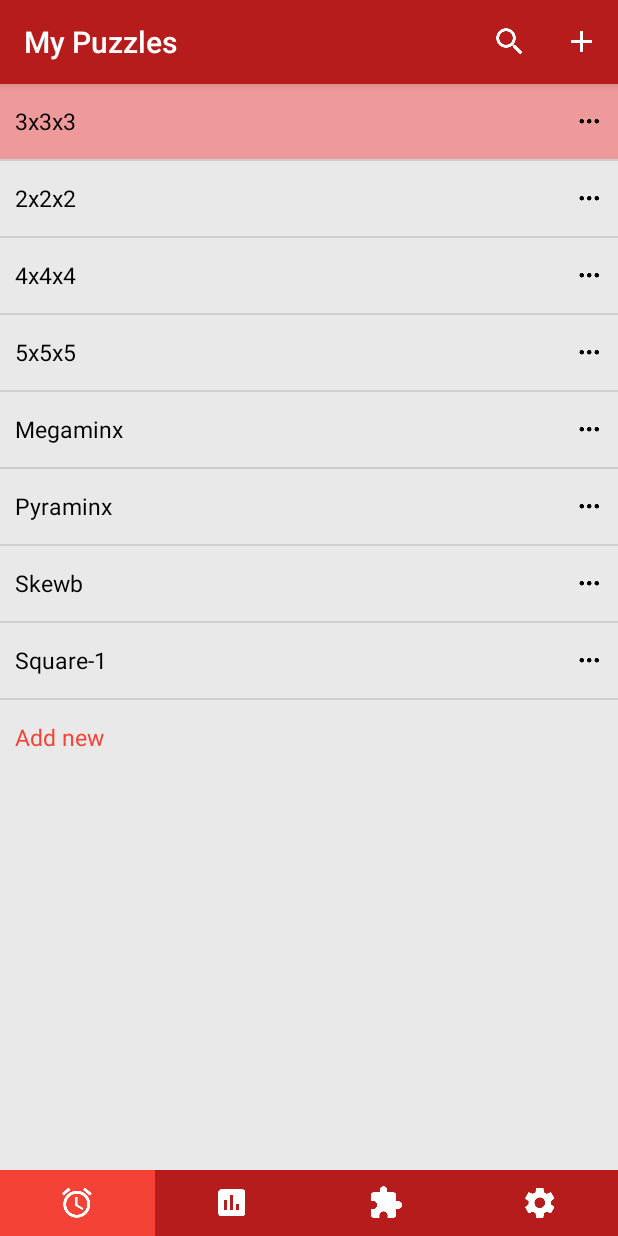
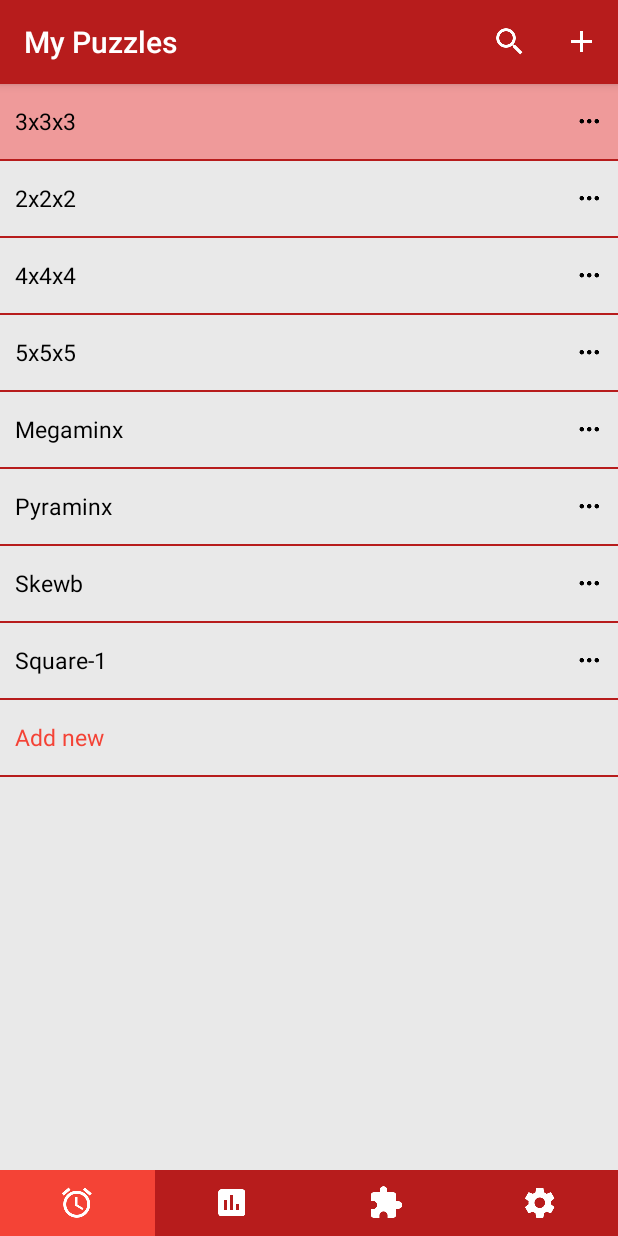
Before and after one commit to jdediegomrt/CubeMaster, an Android app: the fragment PuzzlesFragment placed in its activity, on a phone screen of 412 x 824 dp. Run offline under Robolectric (Android 15) with nearby library versions, the phone set to English and light mode, and no system bars; our stand-ins replace AdMob.

Commit message:
Onboarding text, language, ad over puzzles list: fixes

```diff
--- a/app/src/main/java/com/jaimedediego/cubemaster/methods/DatabaseMethods.java
+++ b/app/src/main/java/com/jaimedediego/cubemaster/methods/DatabaseMethods.java
@@ -205,6 +205,7 @@ public class DatabaseMethods {
             } while(c.moveToNext());
         }
         puzzles.add(context.getResources().getString(R.string.add_new));
+        puzzles.add("");
         c.close();
         closeDatabase();
     }
--- a/app/src/main/java/com/jaimedediego/cubemaster/view/Adapters/MyPuzzlesAdapter.java
+++ b/app/src/main/java/com/jaimedediego/cubemaster/view/Adapters/MyPuzzlesAdapter.java
@@ -74,8 +74,12 @@ public class MyPuzzlesAdapter extends ArrayAdapter<String> implements Filterable
             holder.name.setTextColor(Session.getInstance().lightColorTheme);
             holder.more.setVisibility(View.GONE);
         } else {
-            holder.name.setTextColor(context.getColor(R.color.md_black_1000));
-            holder.more.setVisibility(View.VISIBLE);
+            if(holder.name.getText().equals("")){
+                holder.more.setVisibility(View.GONE);
+            } else {
+                holder.name.setTextColor(context.getColor(R.color.md_black_1000));
+                holder.more.setVisibility(View.VISIBLE);
+            }
         }
         return (item);
     }
--- a/app/src/main/java/com/jaimedediego/cubemaster/view/MainActivity.java
+++ b/app/src/main/java/com/jaimedediego/cubemaster/view/MainActivity.java
@@ -1,7 +1,11 @@
 package com.jaimedediego.cubemaster.view;
 
 import android.animation.LayoutTransition;
+import android.content.BroadcastReceiver;
+import android.content.Context;
 import android.content.Intent;
+import android.content.IntentFilter;
+import android.net.ConnectivityManager;
 import android.net.Uri;
 import android.os.Build;
 import android.os.Bundle;
@@ -33,6 +37,10 @@ public class MainActivity extends AppCompatActivity
         implements ChronoFragment.OnFragmentInteractionListener, StatsFragment.OnFragmentInteractionListener, SettingsFragment.OnFragmentInteractionListener, PuzzlesFragment.OnFragmentInteractionListener {
 
     private FragmentManager fm;
+    private BroadcastReceiver broadcastReceiver;
+    private IntentFilter broadcastFilter;
+    private boolean isReceiverRegistered=false;
+    private int waitingMillis = 120000;
 
     private String chronoStr = "Chrono";
     private String statsStr = "Stats";
@@ -74,8 +82,10 @@ public class MainActivity extends AppCompatActivity
         RadioButton myPuzzles = findViewById(R.id.mypuzzles);
 
         if (Build.VERSION.SDK_INT >= Build.VERSION_CODES.JELLY_BEAN) {
-            LayoutTransition layoutTransition = ((RelativeLayout)findViewById(R.id.banner_container)).getLayoutTransition();
-            layoutTransition.enableTransitionType(LayoutTransition.CHANGING);
+            LayoutTransition menulayoutTransition = ((RelativeLayout)findViewById(R.id.content_main)).getLayoutTransition();
+            menulayoutTransition.enableTransitionType(LayoutTransition.CHANGING);
+            LayoutTransition bannerLayoutTransition = ((RelativeLayout)findViewById(R.id.banner_container)).getLayoutTransition();
+            bannerLayoutTransition.enableTransitionType(LayoutTransition.CHANGING);
         }
 
         banner.loadAd(new AdRequest.Builder().build());
@@ -90,7 +100,7 @@ public class MainActivity extends AppCompatActivity
                     public void run() {
                         showBanner();
                     }
-                }, 5000);
+                }, waitingMillis);
             }
 
             @Override
@@ -98,6 +108,19 @@ public class MainActivity extends AppCompatActivity
                 super.onAdFailedToLoad(i);
             }
         });
+
+        broadcastFilter = new IntentFilter("android.net.conn.CONNECTIVITY_CHANGE");
+        broadcastReceiver = new BroadcastReceiver() {
+            @Override
+            public void onReceive(Context context, Intent intent) {
+                final ConnectivityManager manager = (ConnectivityManager) context.getSystemService(Context.CONNECTIVITY_SERVICE);
+                if (manager.getNetworkInfo(ConnectivityManager.TYPE_MOBILE).isAvailable() || manager.getNetworkInfo(ConnectivityManager.TYPE_WIFI).isAvailable()) {
+                    waitingMillis=0;
+                    banner.loadAd(new AdRequest.Builder().build());
+//                    banner.loadAd(new AdRequest.Builder().addTestDevice("9291F3AB05D2610244D1D11FF443BCC0").build());
+                }
+            }
+        };
 
         closeBanner.setOnClickListener(new View.OnClickListener() {
             @Override
@@ -149,6 +172,24 @@ public class MainActivity extends AppCompatActivity
     }
 
     @Override
+    protected void onResume() {
+        super.onResume();
+        if(!isReceiverRegistered){
+            registerReceiver(broadcastReceiver, broadcastFilter);
+            isReceiverRegistered = true;
+        }
+    }
+
+    @Override
+    protected void onPause() {
+        super.onPause();
+        if(isReceiverRegistered){
+            unregisterReceiver(broadcastReceiver);
+            isReceiverRegistered = false;
+        }
+    }
+
+    @Override
     public void onFragmentInteraction(Uri uri) {/*Do nothing*/}
 
     @Override
@@ -163,7 +204,7 @@ public class MainActivity extends AppCompatActivity
                 public void run() {
                     exit = false;
                 }
-            }, 3000);
+            }, 2000);
         }
     }
 
@@ -180,6 +221,7 @@ public class MainActivity extends AppCompatActivity
 
     private void showBanner(){
         if(bannerLayout.getVisibility()==View.GONE) {
+            waitingMillis=120000;
             bannerLayout.setVisibility(View.VISIBLE);
             RelativeLayout.LayoutParams layoutParams = new RelativeLayout.LayoutParams(ViewGroup.LayoutParams.WRAP_CONTENT, ViewGroup.LayoutParams.WRAP_CONTENT);
             bannerLayout.setLayoutParams(layoutParams);
--- a/app/src/main/java/com/jaimedediego/cubemaster/view/OnboardingActivity.java
+++ b/app/src/main/java/com/jaimedediego/cubemaster/view/OnboardingActivity.java
@@ -43,7 +43,7 @@ public class OnboardingActivity extends AppCompatActivity {
         final ViewPager viewPager = findViewById(R.id.onboarding_container);
 
         TabLayout pageIndicator = findViewById(R.id.pageIndicator);
-        pageIndicator.setupWithViewPager(viewPager, true); // <- magic here
+        pageIndicator.setupWithViewPager(viewPager, true);
 
         viewPager.setAdapter(new FragmentStatePagerAdapter(getSupportFragmentManager()) {
             @Override
--- a/app/src/main/java/com/jaimedediego/cubemaster/view/PuzzlesFragment.java
+++ b/app/src/main/java/com/jaimedediego/cubemaster/view/PuzzlesFragment.java
@@ -3,6 +3,7 @@ package com.jaimedediego.cubemaster.view;
 import android.app.SearchManager;
 import android.content.Context;
 import android.content.DialogInterface;
+import android.graphics.PorterDuff;
 import android.net.Uri;
 import android.os.Bundle;
 import android.support.v4.app.Fragment;
@@ -16,10 +17,12 @@ import android.view.View;
 import android.view.ViewGroup;
 import android.widget.AdapterView;
 import android.widget.ListView;
+import android.widget.TextView;
 
 import com.jaimedediego.cubemaster.config.ThemeConfig;
 import com.jaimedediego.cubemaster.methods.DatabaseMethods;
 import com.jaimedediego.cubemaster.R;
+import com.jaimedediego.cubemaster.utils.Session;
 import com.jaimedediego.cubemaster.view.Adapters.MyPuzzlesAdapter;
 import com.jaimedediego.cubemaster.view.Dialogs.NewPuzzleDialog;
 import com.jaimedediego.cubemaster.view.Dialogs.PuzzleOptionsDialog;
@@ -98,19 +101,21 @@ public class PuzzlesFragment extends Fragment {
         DatabaseMethods.getInstance().setDatabase(getActivity());
 
         puzzlesList = v.findViewById(R.id.puzzles_list);
+        puzzlesList.getDivider().setColorFilter(Session.getInstance().darkColorTheme, PorterDuff.Mode.SRC_OVER);
         fillList();
 
         puzzlesList.setOnItemClickListener(new AdapterView.OnItemClickListener() {
             @Override
             public void onItemClick(AdapterView<?> parent, View view, final int position, long id) {
                 searchView.clearFocus();
-                if(adapter.getItem(position).equals(getString(R.string.add_new))){
+                if(!((TextView)view.findViewById(R.id.element)).getText().equals("")) {
+                    if (adapter.getItem(position).equals(getString(R.string.add_new))) {
                         final NewPuzzleDialog dialog = new NewPuzzleDialog(getActivity());
                         dialog.show();
                         dialog.setOnDismissListener(new DialogInterface.OnDismissListener() {
                             @Override
                             public void onDismiss(DialogInterface dialogInterface) {
-                            if (dialog.didSomething()){
+                                if (dialog.didSomething()) {
                                     searchItem.collapseActionView();
                                     fillList();
                                 }
@@ -122,12 +127,13 @@ public class PuzzlesFragment extends Fragment {
                         dialog.setOnDismissListener(new DialogInterface.OnDismissListener() {
                             @Override
                             public void onDismiss(DialogInterface dialogInterface) {
-                            if (dialog.didSomething()){
+                                if (dialog.didSomething()) {
                                     searchItem.collapseActionView();
                                     fillList();
                                 }
                             }
                         });
+                    }
                 }
             }
         });
--- a/app/src/main/res/layout/activity_main_content.xml
+++ b/app/src/main/res/layout/activity_main_content.xml
@@ -3,6 +3,7 @@
     xmlns:app="http://schemas.android.com/apk/res-auto"
     xmlns:tools="http://schemas.android.com/tools"
     android:id="@+id/content_main"
+    android:animateLayoutChanges="true"
     android:layout_width="match_parent"
     android:layout_height="match_parent"
     app:layout_behavior="@string/appbar_scrolling_view_behavior"
--- a/app/src/main/res/layout/activity_onboarding.xml
+++ b/app/src/main/res/layout/activity_onboarding.xml
@@ -28,6 +28,7 @@
             android:textColor="@color/md_white_1000"
             android:textStyle="bold"
             android:textSize="24sp"
+            android:text="@string/onboarding_main_text_1"
             android:textAlignment="center"/>
 
         <TextView
@@ -38,6 +39,7 @@
             android:layout_centerHorizontal="true"
             android:textColor="@color/md_white_1000"
             android:textSize="15sp"
+            android:text="@string/onboarding_sub_text_1"
             android:textAlignment="center"/>
 
     </RelativeLayout>
```
Also changed, not shown: app/src/main/java/com/jaimedediego/cubemaster/config/DatabaseConfig.java (+7 -8 lines), 1 other file. Lines whose indentation alone changed are shown as unchanged.
